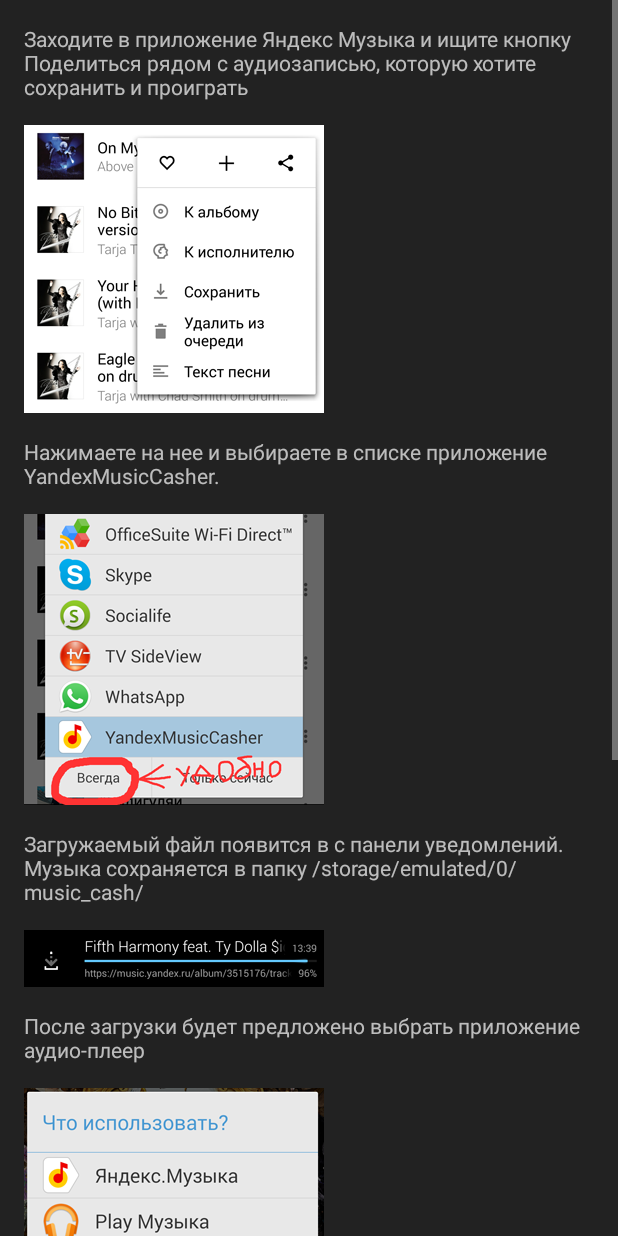
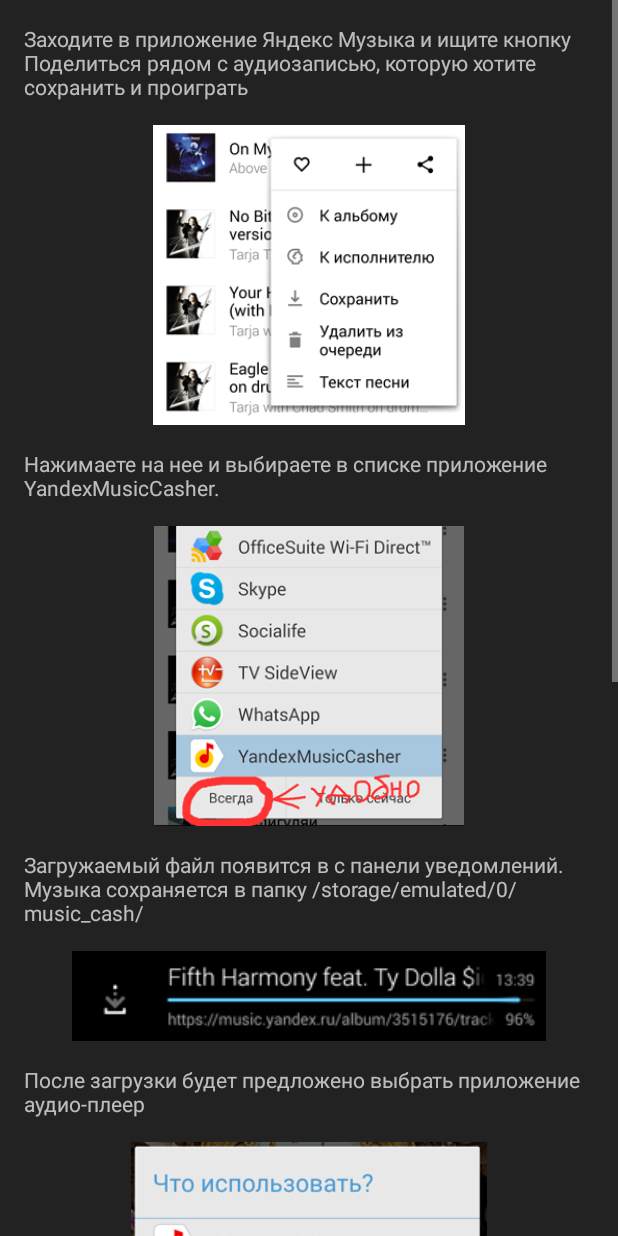
Before and after one commit to GSench/YandexMusicCasher, an Android app: the layout guide_layout.xml on its own in the app's theme, with its tools: preview values and no code run, on a phone screen of 412 x 824 dp. Run offline under Robolectric (Android 15) with nearby library versions, the phone set to English and light mode, and no system bars.

Commit message:
- New format Yandex Music API 2.1 - Android M+ support (permission bug fixed)

```diff
--- a/app/src/main/java/ru/yandexmusiccasher/YandexDownloadService.java
+++ b/app/src/main/java/ru/yandexmusiccasher/YandexDownloadService.java
@@ -70,8 +70,8 @@ public class YandexDownloadService extends IntentService {
     }
 
     private String getTrackUrl(String trackId) throws IOException, JSONException, YandexCaptchaException {
-        String trackInfoUrl = "https://music.yandex.ru/api/v2.0/handlers/track/"+trackId+"/download/m?hq=1";
-        String trackInfo = Tools.toString(Tools.download(trackInfoUrl, msCookieManager));
+        String trackInfoUrl = "https://music.yandex.ru/api/v2.1/handlers/track/"+trackId+"/track/download/m?hq=1";
+        String trackInfo = Tools.toString(Tools.download(trackInfoUrl, msCookieManager, new String[]{"X-Retpath-Y", "https://music.yandex.ru/"}));
         if(yandexCheck(trackInfo)){
             throw new YandexCaptchaException();
         }
@@ -79,7 +79,7 @@ public class YandexDownloadService extends IntentService {
         JSONObject jObject = new JSONObject(trackInfo);
         String src = jObject.getString("src");
 
-        String downloadInfo = Tools.toString(Tools.download(src + "&format=json", msCookieManager));
+        String downloadInfo = Tools.toString(Tools.download(src + "&format=json", msCookieManager, new String[]{"X-Retpath-Y", "https://music.yandex.ru/"}));
         if(yandexCheck(downloadInfo)){
             throw new YandexCaptchaException();
         }
--- a/app/src/main/res/layout/guide_layout.xml
+++ b/app/src/main/res/layout/guide_layout.xml
@@ -16,9 +16,9 @@
             android:layout_marginBottom="@dimen/activity_vertical_margin"/>
 
         <ImageView
-            android:layout_width="wrap_content"
-            android:layout_height="wrap_content"
-            android:background="@drawable/guide_one_mini"
+            android:layout_width="match_parent"
+            android:layout_height="200dp"
+            android:src="@drawable/guide_one_mini"
             android:layout_marginBottom="@dimen/activity_vertical_margin"/>
 
         <TextView
@@ -28,10 +28,10 @@
             android:layout_marginBottom="@dimen/activity_vertical_margin"/>
 
         <ImageView
-            android:layout_width="wrap_content"
-            android:layout_height="wrap_content"
-            android:background="@drawable/guide_two_mini"
-            android:layout_marginBottom="@dimen/activity_vertical_margin"/>
+            android:layout_width="match_parent"
+            android:src="@drawable/guide_two_mini"
+            android:layout_marginBottom="@dimen/activity_vertical_margin"
+            android:layout_height="200dp" />
 
         <TextView
             android:layout_width="match_parent"
@@ -40,10 +40,10 @@
             android:layout_marginBottom="@dimen/activity_vertical_margin"/>
 
         <ImageView
-            android:layout_width="wrap_content"
-            android:layout_height="wrap_content"
-            android:background="@drawable/guide_three_mini"
-            android:layout_marginBottom="@dimen/activity_vertical_margin"/>
+            android:layout_width="match_parent"
+            android:src="@drawable/guide_three_mini"
+            android:layout_marginBottom="@dimen/activity_vertical_margin"
+            android:layout_height="60dp" />
 
         <TextView
             android:layout_width="match_parent"
@@ -52,9 +52,9 @@
             android:layout_marginBottom="@dimen/activity_vertical_margin"/>
 
         <ImageView
-            android:layout_width="wrap_content"
-            android:layout_height="wrap_content"
-            android:background="@drawable/guide_four_mini"
+            android:layout_width="match_parent"
+            android:layout_height="200dp"
+            android:src="@drawable/guide_four_mini"
             android:layout_marginBottom="@dimen/activity_vertical_margin"/>
 
         <TextView
@@ -64,10 +64,10 @@
             android:layout_marginBottom="@dimen/activity_vertical_margin"/>
 
         <ImageView
-            android:layout_width="wrap_content"
-            android:layout_height="wrap_content"
-            android:background="@drawable/guide_five_mini"
-            android:layout_marginBottom="@dimen/activity_vertical_margin"/>
+            android:layout_width="match_parent"
+            android:src="@drawable/guide_five_mini"
+            android:layout_marginBottom="@dimen/activity_vertical_margin"
+            android:layout_height="400dp" />
 
     </LinearLayout>
 
--- a/app/src/main/res/values/strings.xml
+++ b/app/src/main/res/values/strings.xml
@@ -17,6 +17,10 @@
     <string name="updating">Загрузка обновлений</string>
     <string name="update_title">Обновление Yandex Music Casher</string>
     <string name="update_error">Ошибка обновления</string>
+    <string name="get_permission_msg">Необходимо разрешить приложению сохранять музыку!</string>
+    <string name="permission_denied">Без этого разрешения мы не сможем сохранять музыку!</string>
+    <string name="ok">OK</string>
+    <string name="Cancel">Закрыть</string>
 
     <string name="guide">Гайд</string>
     <string name="OK">ОК</string>
--- a/build.gradle
+++ b/build.gradle
@@ -5,7 +5,7 @@ buildscript {
         jcenter()
     }
     dependencies {
-        classpath 'com.android.tools.build:gradle:1.3.0'
+        classpath 'com.android.tools.build:gradle:2.2.1'
 
         // NOTE: Do not place your application dependencies here; they belong
         // in the individual module build.gradle files
```
Also changed, not shown: app/build.gradle (+4 -4 lines), app/src/main/java/ru/yandexmusiccasher/MainActivity.java (+47 -0 lines), app/src/main/java/ru/yandexmusiccasher/ReceiveActivity.java (+53 -0 lines), app/src/main/java/ru/yandexmusiccasher/Tools.java (+8 -1 lines), gradle/wrapper/gradle-wrapper.properties, 2 other files.
